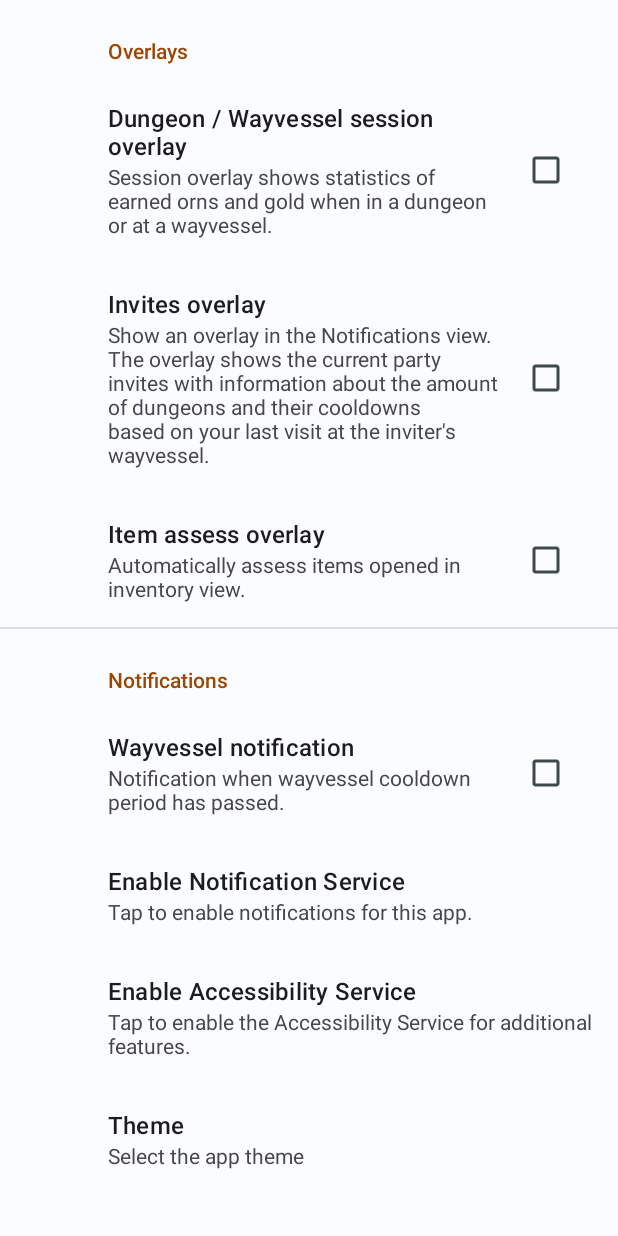
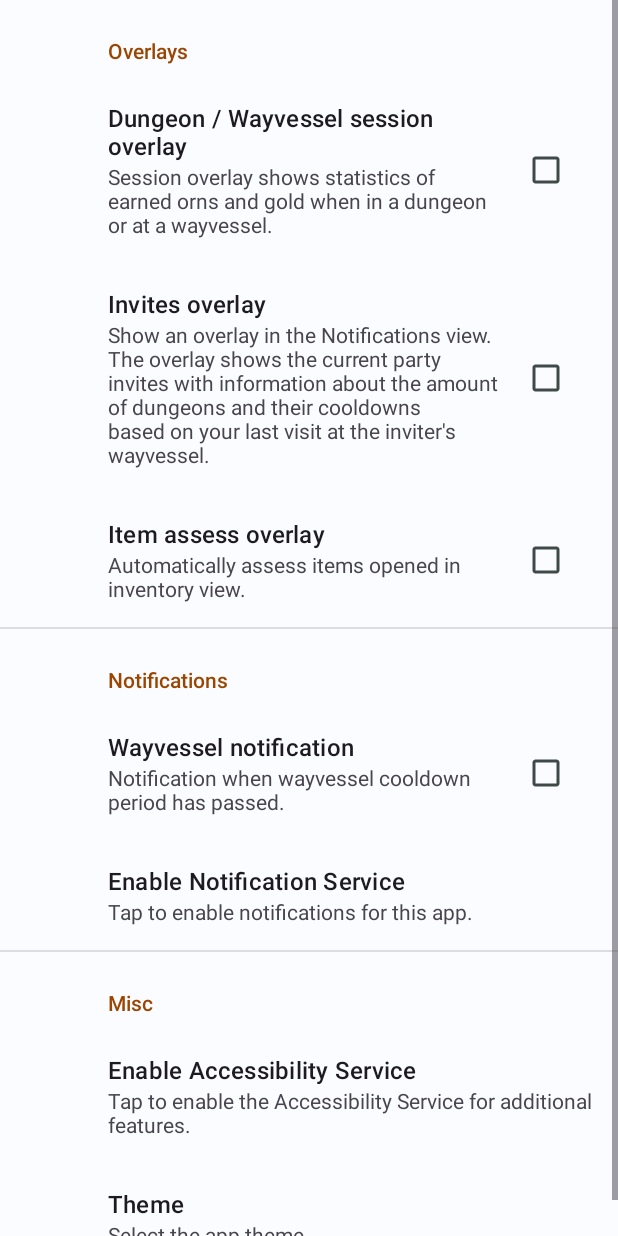
Before and after one commit to lkaino/ornaassistant, an Android app built with Jetpack Compose: the SettingFragment screen opened directly, with no data from a screen before it, on a phone screen of 412 x 824 dp. Run offline under Robolectric (Android 15) with nearby library versions, the phone set to English and light mode, and no system bars; our stand-ins replace androidx.preference.

Commit message:
Tidy up menu option

```diff
--- a/app/src/main/res/xml/main_preference.xml
+++ b/app/src/main/res/xml/main_preference.xml
@@ -28,11 +28,13 @@
         android:title="Enable Notification Service"
         android:summary="Tap to enable notifications for this app." />
 
+    <PreferenceCategory
+        android:title="Misc">
+
     <Preference
         android:key="enable_accessibility_service"
         android:title="Enable Accessibility Service"
         android:summary="Tap to enable the Accessibility Service for additional features."/>
-
 
     <ListPreference
         android:key="theme_preference"
@@ -42,5 +44,6 @@
         android:entryValues="@array/theme_values"
         android:defaultValue="device" />
 
+</PreferenceCategory>
 
 </PreferenceScreen>
```
